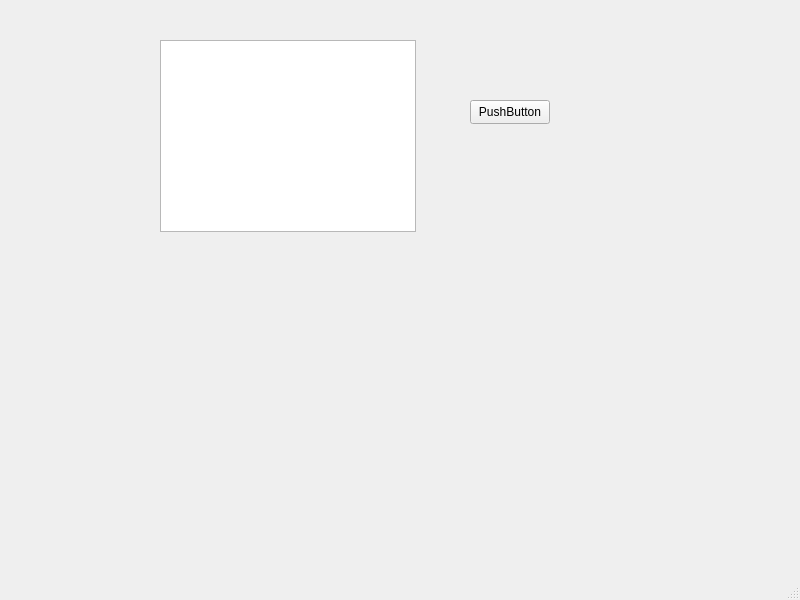
AClockworkParrot/AutoServiceAPP, file mainwindow.ui: the form before one commit.
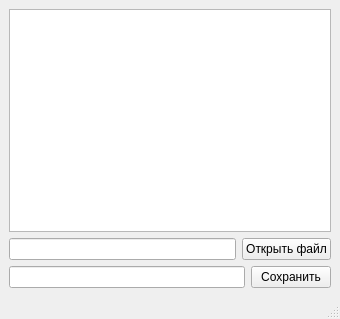
The form after the commit.

Commit message: Поправил вид окна программы, функционал тот же

What changed in the file:
```diff
--- a/mainwindow.ui
+++ b/mainwindow.ui
@@ -6,37 +6,88 @@
    <rect>
     <x>0</x>
     <y>0</y>
-    <width>800</width>
-    <height>600</height>
+    <width>340</width>
+    <height>319</height>
    </rect>
   </property>
+  <property name="sizePolicy">
+   <sizepolicy hsizetype="Expanding" vsizetype="Expanding">
+    <horstretch>0</horstretch>
+    <verstretch>0</verstretch>
+   </sizepolicy>
+  </property>
+  <property name="minimumSize">
+   <size>
+    <width>0</width>
+    <height>0</height>
+   </size>
+  </property>
   <property name="windowTitle">
    <string>MainWindow</string>
   </property>
   <widget class="QWidget" name="centralwidget">
-   <widget class="QTableWidget" name="tableWidget">
-    <property name="geometry">
-     <rect>
-      <x>160</x>
-      <y>40</y>
-      <width>256</width>
-      <height>192</height>
-     </rect>
-    </property>
-   </widget>
-   <widget class="QPushButton" name="loadButton">
-    <property name="geometry">
-     <rect>
-      <x>470</x>
-      <y>100</y>
-      <width>80</width>
-      <height>24</height>
-     </rect>
-    </property>
-    <property name="text">
-     <string>PushButton</string>
-    </property>
-   </widget>
+   <property name="sizePolicy">
+    <sizepolicy hsizetype="Expanding" vsizetype="Expanding">
+     <horstretch>0</horstretch>
+     <verstretch>0</verstretch>
+    </sizepolicy>
+   </property>
+   <property name="minimumSize">
+    <size>
+     <width>0</width>
+     <height>0</height>
+    </size>
+   </property>
+   <property name="maximumSize">
+    <size>
+     <width>1920</width>
+     <height>1080</height>
+    </size>
+   </property>
+   <layout class="QVBoxLayout" name="verticalLayout_2">
+    <item>
+     <layout class="QVBoxLayout" name="verticalLayout">
+      <item>
+       <widget class="QTableWidget" name="tableWidget">
+        <property name="sizePolicy">
+         <sizepolicy hsizetype="Expanding" vsizetype="Expanding">
+          <horstretch>0</horstretch>
+          <verstretch>0</verstretch>
+         </sizepolicy>
+        </property>
+       </widget>
+      </item>
+      <item>
+       <layout class="QHBoxLayout" name="horizontalLayout_2">
+        <item>
+         <widget class="QLineEdit" name="lineEdit"/>
+        </item>
+        <item>
+         <widget class="QPushButton" name="loadButton">
+          <property name="text">
+           <string>Открыть файл</string>
+          </property>
+         </widget>
+        </item>
+       </layout>
+      </item>
+      <item>
+       <layout class="QHBoxLayout" name="horizontalLayout">
+        <item>
+         <widget class="QLineEdit" name="lineEdit_2"/>
+        </item>
+        <item>
+         <widget class="QPushButton" name="saveButton">
+          <property name="text">
+           <string>Сохранить</string>
+          </property>
+         </widget>
+        </item>
+       </layout>
+      </item>
+     </layout>
+    </item>
+   </layout>
   </widget>
   <widget class="QMenuBar" name="menubar">
    <property name="geometry">
```
Left out of the diff: 2 changed lines with no effect on the pictures. The commit also changes 3 other files.
